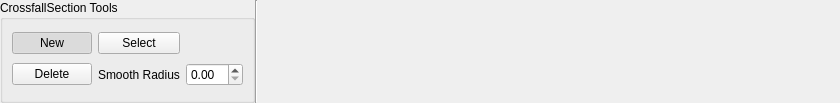
Old version of the form src/OpenCOVER/DrivingSim/oddlot/src/gui/tools/CrossfallRibbon.ui in the repository hlrs-vis/covise.
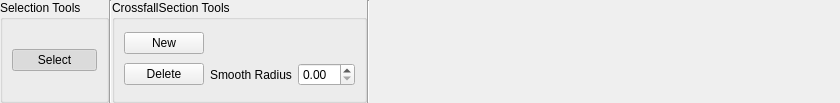
New version of the form.

Commit message: selection tool changed, move several signals and objects

What changed in the file:
```diff
--- a/src/OpenCOVER/DrivingSim/oddlot/src/gui/tools/CrossfallRibbon.ui
+++ b/src/OpenCOVER/DrivingSim/oddlot/src/gui/tools/CrossfallRibbon.ui
@@ -35,6 +35,35 @@
    <property name="bottomMargin">
     <number>0</number>
    </property>
+   <item>
+    <widget class="QGroupBox" name="selectionBox">
+     <property name="title">
+      <string>Selection Tools</string>
+     </property>
+     <layout class="QGridLayout" name="gridLayout_6">
+      <item row="1" column="0">
+       <widget class="QPushButton" name="select">
+        <property name="text">
+         <string>Select</string>
+        </property>
+        <property name="checkable">
+         <bool>true</bool>
+        </property>
+        <property name="checked">
+         <bool>true</bool>
+        </property>
+       </widget>
+      </item>
+     </layout>
+    </widget>
+   </item>
+   <item>
+    <widget class="Line" name="line_type">
+     <property name="orientation">
+      <enum>Qt::Vertical</enum>
+     </property>
+    </widget>
+   </item>
    <item>
     <widget class="QGroupBox" name="crossfallBox">
      <property name="title">
@@ -58,37 +87,27 @@
         </property>
        </widget>
       </item>
-      <item row="1" column="0">
-       <widget class="QPushButton" name="crossfallAdd">
-        <property name="text">
-         <string>New</string>
-        </property>
-        <property name="checkable">
-         <bool>true</bool>
-        </property>
-        <property name="checked">
-         <bool>true</bool>
-        </property>
-       </widget>
-      </item>
-      <item row="1" column="1">
-       <widget class="QPushButton" name="crossfallSelect">
-        <property name="text">
-         <string>Select</string>
-        </property>
-        <property name="checkable">
-         <bool>true</bool>
-        </property>
-       </widget>
-      </item>
       <item row="2" column="2">
        <widget class="QDoubleSpinBox" name="radiusEdit"/>
       </item>
+      <item row="1" column="0">
+       <widget class="QPushButton" name="crossfallAdd">
+        <property name="text">
+         <string>New</string>
+        </property>
+        <property name="checkable">
+         <bool>true</bool>
+        </property>
+        <property name="checked">
+         <bool>false</bool>
+        </property>
+       </widget>
+      </item>
      </layout>
     </widget>
    </item>
    <item>
-    <widget class="Line" name="line_type">
+    <widget class="Line" name="line_type_2">
      <property name="orientation">
       <enum>Qt::Vertical</enum>
      </property>
```
The commit also changes 51 other files.
